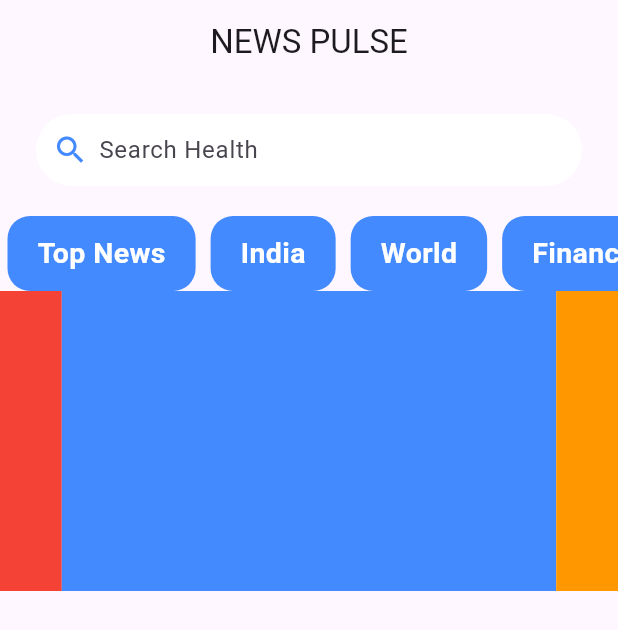
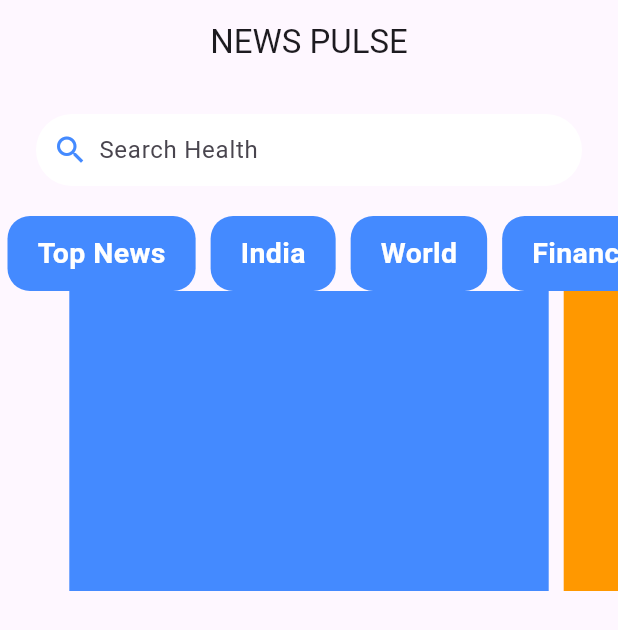
Before and after one commit to kanishkadz/news_app, a Flutter app: the screen it shows after launch, on a phone screen of 412 x 824 dp. Shown: the top 630 px of the screen. Run offline on Flutter 3.47's test engine with Material 3 defaults, Android fonts, the phone set to English and light mode, and no system bars; drawn by our look-alikes of carousel_slider.

Commit message:
Update home.dart

```diff
--- a/lib/home.dart
+++ b/lib/home.dart
@@ -102,12 +102,14 @@ class _HomeState extends State<Home> {
           CarouselSlider(
             options: CarouselOptions(
               height: 200,
-
+              autoPlay: true,
+              enableInfiniteScroll: false,
             ),
             items: items.map((item) {
               return Builder(
-                builder: (BuildContext contex){
+                builder: (BuildContext context){
                   return Container(
+                    margin: EdgeInsets.symmetric(horizontal: 5),
                     decoration: BoxDecoration(
                       color: item
                     ),
```
